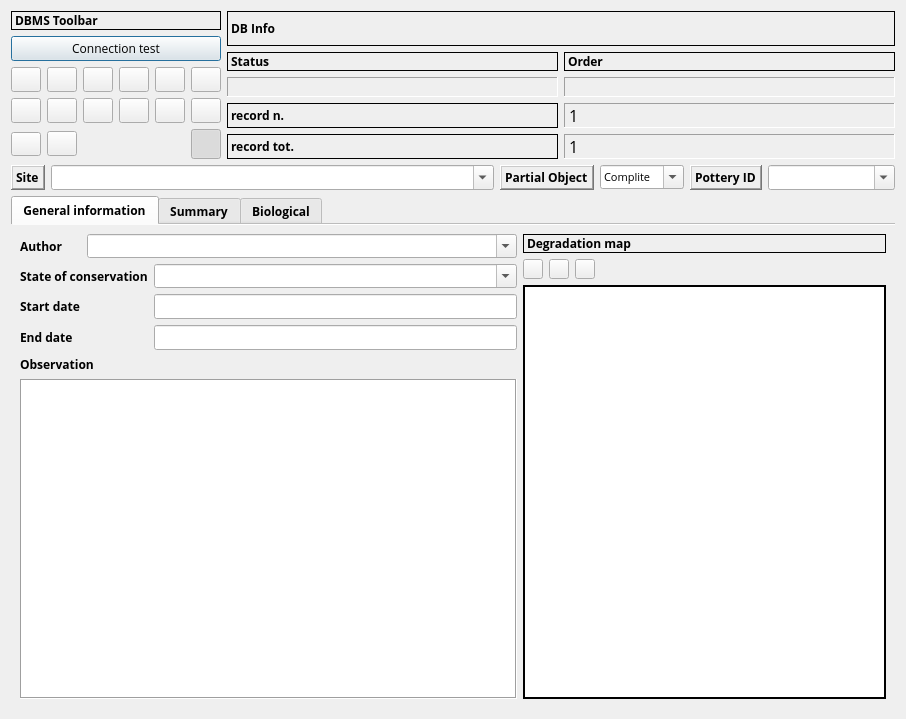
Before: the Qt Designer form gui/ui/hff_system__PotteryCON_ui.ui in enzococca/HFF, drawn with Qt 5.
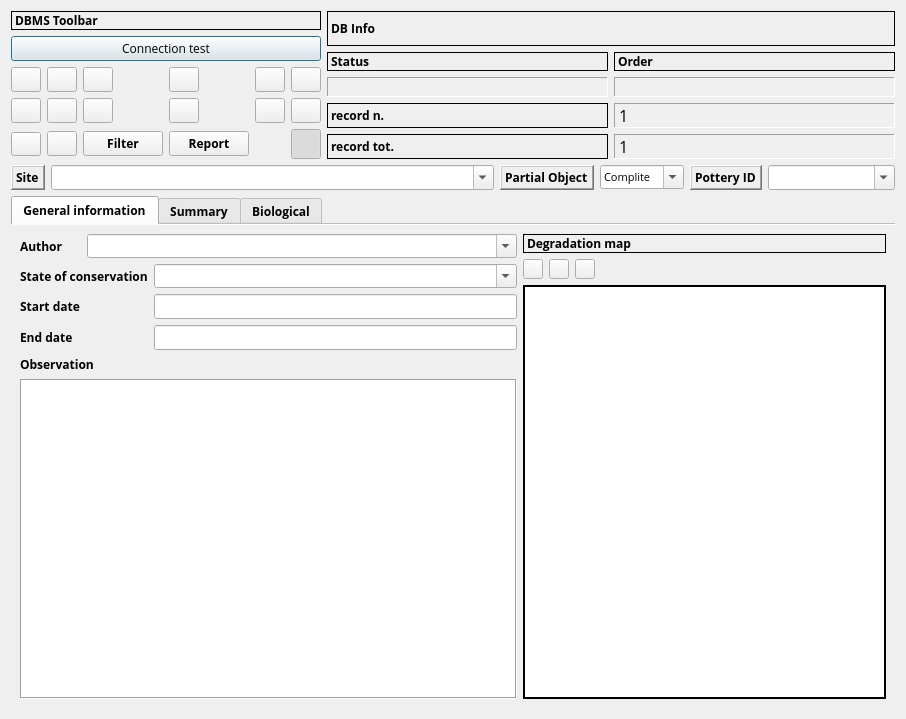
After: the same form once the commit is applied. Icons and pictures are not drawn. Custom widgets are drawn as their Qt base class.

Commit message:
Update GUI and add report generation feature
Modified the GUI interface and implemented a new feature to generate and display reports by integrating the application with OpenAI's GPT model. Furthermore, added a filter functionality to the UI to allow users to filter down records. Note that the database interaction for report generation is threaded to avoid blocking the main thread.

Diff of the .ui file:
```diff
--- a/gui/ui/hff_system__PotteryCON_ui.ui
+++ b/gui/ui/hff_system__PotteryCON_ui.ui
@@ -799,6 +799,34 @@
        </property>
       </widget>
      </item>
+     <item row="2" column="5">
+      <widget class="QPushButton" name="pushButton">
+       <property name="font">
+        <font>
+         <family>Open Sans</family>
+         <weight>75</weight>
+         <bold>true</bold>
+        </font>
+       </property>
+       <property name="text">
+        <string>Report</string>
+       </property>
+      </widget>
+     </item>
+     <item row="2" column="4">
+      <widget class="QPushButton" name="pushButton_filter_uw">
+       <property name="font">
+        <font>
+         <family>Open Sans</family>
+         <weight>75</weight>
+         <bold>true</bold>
+        </font>
+       </property>
+       <property name="text">
+        <string>Filter</string>
+       </property>
+      </widget>
+     </item>
     </layout>
    </item>
    <item row="3" column="0" colspan="2">
```
Left out of the diff: 246 changed lines with no effect on the pictures. The commit also changes 18 other files.
